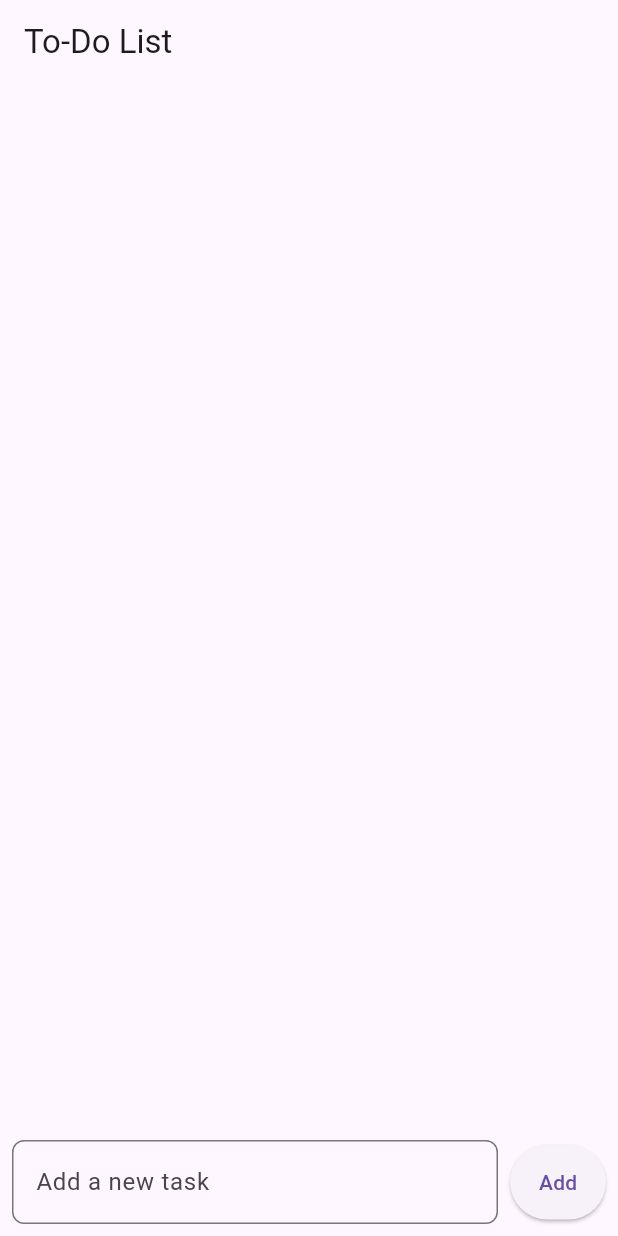
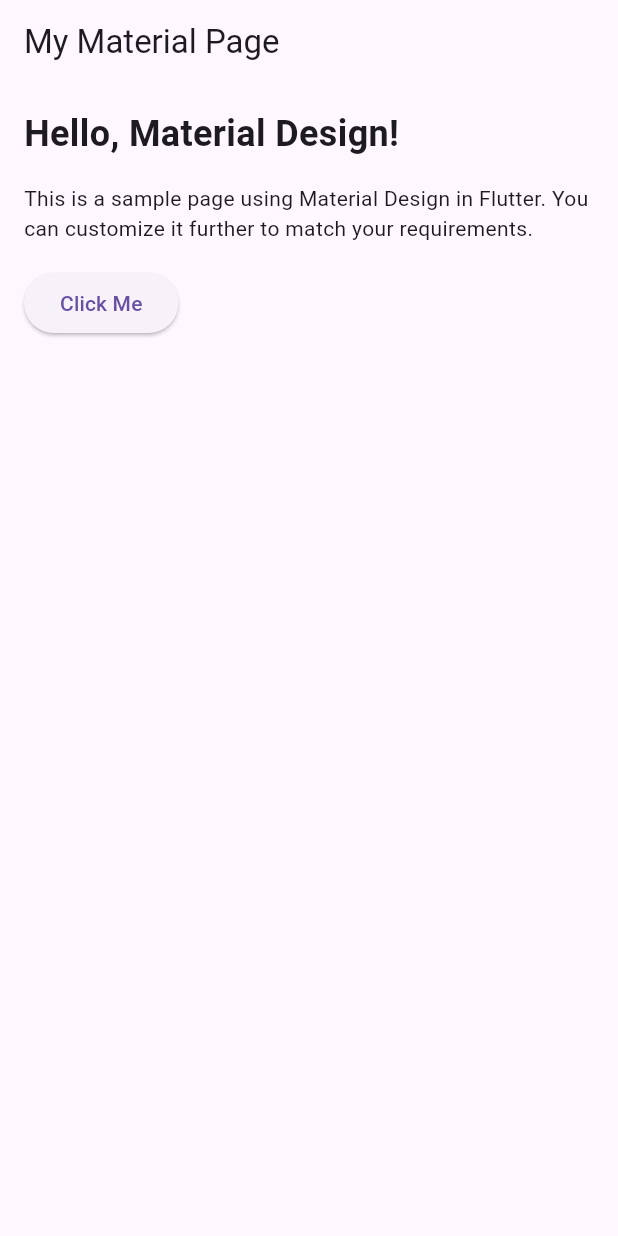
Before and after one commit to adityaajipratama/flutter-material-design-page, a Flutter app: the screen it shows after launch, on a phone screen of 412 x 824 dp. Run offline on Flutter 3.47's test engine with Material 3 defaults, Android fonts, the phone set to English and light mode, and no system bars.

Commit message:
Initial commit

```diff
--- a/lib/main.dart
+++ b/lib/main.dart
@@ -8,101 +8,48 @@ class MyApp extends StatelessWidget {
   @override
   Widget build(BuildContext context) {
     return MaterialApp(
-      title: 'To-Do List',
+      title: 'Material Design Page',
       theme: ThemeData(
         primarySwatch: Colors.blue,
       ),
-      home: TodoListScreen(),
+      home: HomePage(),
     );
   }
 }
 
-class TodoListScreen extends StatefulWidget {
-  @override
-  _TodoListScreenState createState() => _TodoListScreenState();
-}
-
-class _TodoListScreenState extends State<TodoListScreen> {
-  final List<String> _tasks = [];
-  final TextEditingController _controller = TextEditingController();
-
-  void _addTask() {
-    if (_controller.text.isNotEmpty) {
-      setState(() {
-        _tasks.add(_controller.text);
-        _controller.clear();
-      });
-    }
-  }
-
-  void _removeTask(int index) {
-    setState(() {
-      _tasks.removeAt(index);
-    });
-  }
-
+class HomePage extends StatelessWidget {
   @override
   Widget build(BuildContext context) {
     return Scaffold(
       appBar: AppBar(
-        title: Text('To-Do List'),
+        title: Text('My Material Page'),
       ),
-      body: Column(
+      body: Padding(
+        padding: const EdgeInsets.all(16.0),
+        child: Column(
+          crossAxisAlignment: CrossAxisAlignment.start,
           children: [
-          Expanded(
-            child: ListView.builder(
-              itemCount: _tasks.length,
-              itemBuilder: (context, index) {
-                return Padding(
-                  padding: const EdgeInsets.symmetric(vertical: 4.0, horizontal: 8.0),
-                  child: Card(
-                    elevation: 2,
-                    shape: RoundedRectangleBorder(
-                      borderRadius: BorderRadius.circular(8.0),
-                    ),
-                    child: ListTile(
-                      title: Text(
-                        _tasks[index],
-                        style: TextStyle(fontSize: 18.0),
-                      ),
-                      trailing: IconButton(
-                        icon: Icon(Icons.delete, color: Colors.red),
-                        onPressed: () => _removeTask(index),
+            Text(
+              'Hello, Material Design!',
+              style: TextStyle(
+                fontSize: 24,
+                fontWeight: FontWeight.bold,
               ),
             ),
+            SizedBox(height: 16),
+            Text(
+              'This is a sample page using Material Design in Flutter. You can customize it further to match your requirements.',
             ),
-                );
+            SizedBox(height: 16),
+            ElevatedButton(
+              onPressed: () {
+                // Add your button action here
               },
-            ),
-          ),
-          Padding(
-            padding: const EdgeInsets.all(8.0),
-            child: Row(
-              children: [
-                Expanded(
-                  child: TextField(
-                    controller: _controller,
-                    decoration: InputDecoration(
-                      hintText: 'Add a new task',
-                      border: OutlineInputBorder(
-                        borderRadius: BorderRadius.circular(8.0),
-                      ),
-                    ),
-                  ),
-                ),
-                SizedBox(width: 8.0),
-                ElevatedButton(
-                  onPressed: _addTask,
-                  child: Text('Add'),
-                  style: ElevatedButton.styleFrom(
-                    padding: EdgeInsets.symmetric(vertical: 15.0),
-                  ),
+              child: Text('Click Me'),
             ),
           ],
         ),
       ),
-        ],
-      ),
     );
   }
 }
--- a/pubspec.yaml
+++ b/pubspec.yaml
@@ -1,4 +1,4 @@
-name: projects
+name: test_app
 description: "A new Flutter project."
 # The following line prevents the package from being accidentally published to
 # pub.dev using `flutter pub publish`. This is preferred for private packages.
```
Lines whose indentation alone changed are shown as unchanged.
